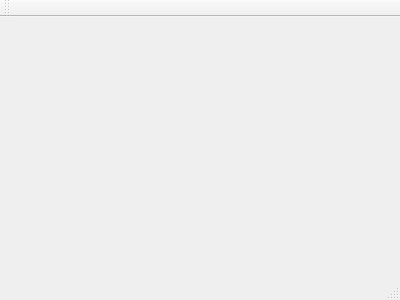
This is Graz/mainwindow.ui in ElliottBignell/InfineonTest as Qt 5 draws it before an edit. The edited form follows.
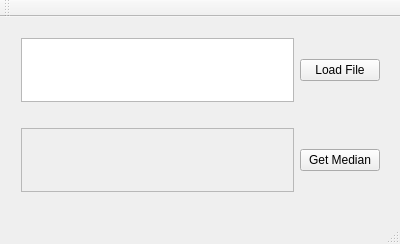
This is the edited form.

Patch:
```diff
--- a/Graz/mainwindow.ui
+++ b/Graz/mainwindow.ui
@@ -1,24 +1,88 @@
 <ui version="4.0">
  <class>MainWindow</class>
- <widget class="QMainWindow" name="MainWindow" >
-  <property name="geometry" >
+ <widget class="QMainWindow" name="MainWindow">
+  <property name="geometry">
    <rect>
     <x>0</x>
     <y>0</y>
     <width>400</width>
-    <height>300</height>
+    <height>244</height>
    </rect>
   </property>
   <property name="windowTitle" >
    <string>MainWindow</string>
   </property>
-  <widget class="QMenuBar" name="menuBar" />
-  <widget class="QToolBar" name="mainToolBar" />
-  <widget class="QWidget" name="centralWidget" />
-  <widget class="QStatusBar" name="statusBar" />
+  <widget class="QWidget" name="centralWidget">
+   <widget class="QWidget" name="horizontalLayoutWidget">
+    <property name="geometry">
+     <rect>
+      <x>10</x>
+      <y>10</y>
+      <width>381</width>
+      <height>86</height>
+     </rect>
+    </property>
+    <layout class="QHBoxLayout" name="horizontalLayout">
+     <item>
+      <widget class="QTextEdit" name="txtFilename"/>
+     </item>
+     <item>
+      <widget class="QPushButton" name="pushButton">
+       <property name="text">
+        <string>Load File</string>
+       </property>
+      </widget>
+     </item>
+    </layout>
+   </widget>
+   <widget class="QWidget" name="horizontalLayoutWidget_2">
+    <property name="geometry">
+     <rect>
+      <x>10</x>
+      <y>100</y>
+      <width>381</width>
+      <height>86</height>
+     </rect>
+    </property>
+    <layout class="QHBoxLayout" name="horizontalLayout_2">
+     <item>
+      <widget class="QTextEdit" name="txtMedian">
+       <property name="enabled">
+        <bool>false</bool>
+       </property>
+      </widget>
+     </item>
+     <item>
+      <widget class="QPushButton" name="pushButton_2">
+       <property name="text">
+        <string>Get Median</string>
+       </property>
+      </widget>
+     </item>
+    </layout>
+   </widget>
+  </widget>
+  <widget class="QMenuBar" name="menuBar">
+   <property name="geometry">
+    <rect>
+     <x>0</x>
+     <y>0</y>
+     <width>400</width>
+     <height>26</height>
+    </rect>
+   </property>
+  </widget>
+  <widget class="QToolBar" name="mainToolBar">
+   <attribute name="toolBarArea">
+    <enum>TopToolBarArea</enum>
+   </attribute>
+   <attribute name="toolBarBreak">
+    <bool>false</bool>
+   </attribute>
+  </widget>
+  <widget class="QStatusBar" name="statusBar"/>
  </widget>
- <layoutDefault spacing="6" margin="11" />
- <pixmapfunction></pixmapfunction>
+ <layoutdefault spacing="6" margin="11"/>
  <resources/>
  <connections/>
 </ui>
```
Left out of the diff: 3 changed lines with no effect on the pictures.
